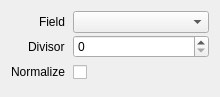
The window that src/session/AttributeProperties.ui (houmain/gpupad) describes before a commit, drawn with Qt 5.
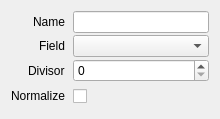
The same window after the commit. Custom widgets are drawn as their Qt base class.

Patch:
```diff
--- a/src/session/AttributeProperties.ui
+++ b/src/session/AttributeProperties.ui
@@ -7,7 +7,7 @@
     <x>0</x>
     <y>0</y>
     <width>220</width>
-    <height>97</height>
+    <height>102</height>
    </rect>
   </property>
   <layout class="QVBoxLayout" name="verticalLayout">
@@ -34,14 +34,14 @@
      <property name="bottomMargin">
       <number>0</number>
      </property>
-     <item row="0" column="0">
+     <item row="1" column="0">
       <widget class="QLabel" name="labelColumn">
        <property name="text">
         <string>Field</string>
        </property>
       </widget>
      </item>
-     <item row="0" column="1">
+     <item row="1" column="1">
       <widget class="ReferenceComboBox" name="field">
        <property name="sizePolicy">
         <sizepolicy hsizetype="Preferred" vsizetype="Fixed">
@@ -51,28 +51,28 @@
        </property>
       </widget>
      </item>
-     <item row="1" column="0">
+     <item row="2" column="0">
       <widget class="QLabel" name="labelDivisor">
        <property name="text">
         <string>Divisor</string>
        </property>
       </widget>
      </item>
-     <item row="1" column="1">
+     <item row="2" column="1">
       <widget class="QSpinBox" name="divisor">
        <property name="maximum">
         <number>65536</number>
        </property>
       </widget>
      </item>
-     <item row="2" column="0">
+     <item row="3" column="0">
       <widget class="QLabel" name="labelNormalize">
        <property name="text">
         <string>Normalize</string>
        </property>
       </widget>
      </item>
-     <item row="2" column="1">
+     <item row="3" column="1">
       <widget class="QCheckBox" name="normalize">
        <property name="minimumSize">
         <size>
@@ -82,6 +82,16 @@
        </property>
       </widget>
      </item>
+     <item row="0" column="1">
+      <widget class="QLineEdit" name="name"/>
+     </item>
+     <item row="0" column="0">
+      <widget class="QLabel" name="labelName">
+       <property name="text">
+        <string>Name</string>
+       </property>
+      </widget>
+     </item>
     </layout>
    </item>
   </layout>
```
